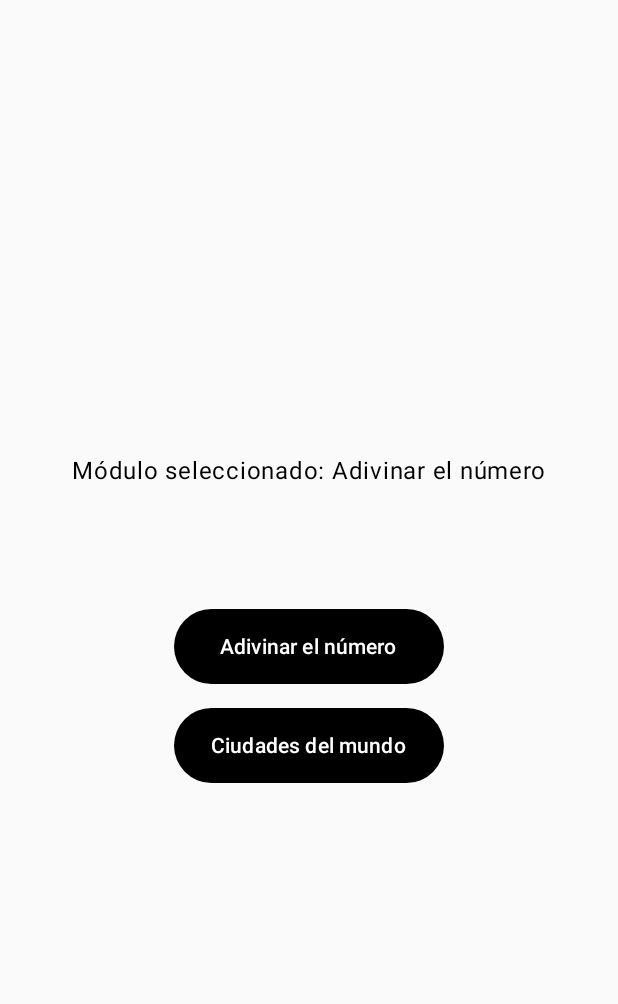
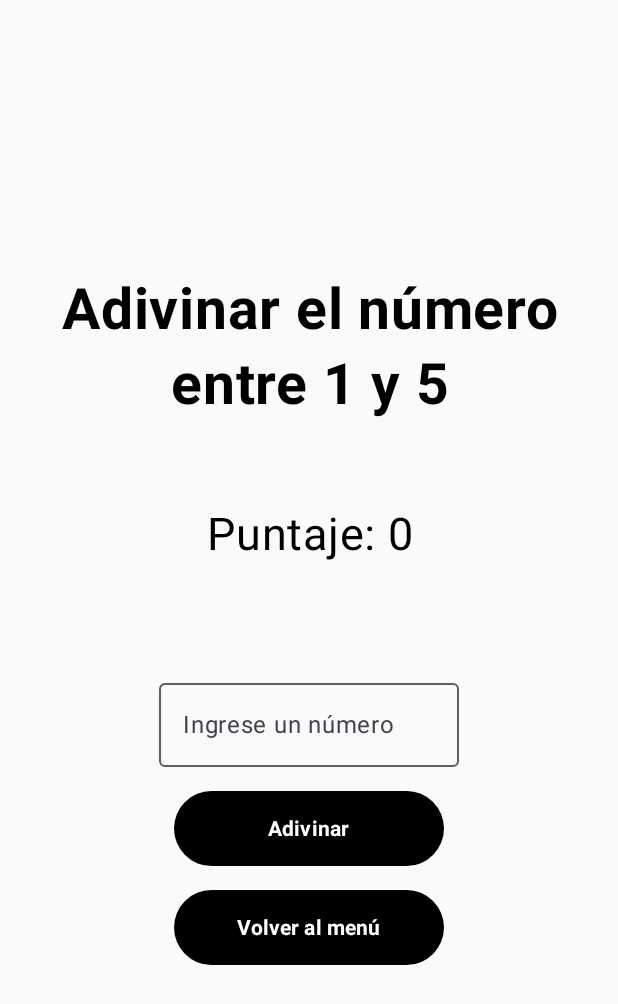
Before and after one commit to oriana-monaldi/Kotlin-random-number-and-city-manager, an Android app built with Jetpack Compose: the screen it shows after launch (MainActivity), after a tap on "Adivinar el número", on a phone screen of 412 x 824 dp. Shown: the top 1004 px of the screen. Run offline under Robolectric (Android 15) with nearby library versions, the phone set to English and light mode, and no system bars.

Commit message:
working random number base

```diff
--- a/app/src/main/java/com/example/kotlin_random_number_and_city_manager/MainActivity.kt
+++ b/app/src/main/java/com/example/kotlin_random_number_and_city_manager/MainActivity.kt
@@ -4,26 +4,21 @@ import android.os.Bundle
 import androidx.activity.ComponentActivity
 import androidx.activity.compose.setContent
 import androidx.activity.enableEdgeToEdge
-import androidx.compose.foundation.layout.Column
-import androidx.compose.foundation.layout.fillMaxSize
-import androidx.compose.foundation.layout.padding
-import androidx.compose.material3.Button
-import androidx.compose.material3.Text
-import androidx.compose.runtime.Composable
-import androidx.compose.runtime.mutableStateOf
-import androidx.compose.runtime.remember
+import androidx.compose.foundation.layout.*
+import androidx.compose.material3.*
+import androidx.compose.runtime.*
 import androidx.compose.ui.Modifier
 import androidx.compose.ui.tooling.preview.Preview
 import androidx.compose.ui.unit.dp
-import androidx.compose.foundation.layout.Arrangement
-import androidx.compose.foundation.layout.Spacer
-import androidx.compose.foundation.layout.height
-import androidx.compose.foundation.layout.width
 import androidx.compose.ui.Alignment
-import androidx.compose.material3.ButtonDefaults
 import androidx.compose.ui.graphics.Color
 import androidx.compose.ui.graphics.Color.Companion.White
+import androidx.compose.ui.text.font.FontWeight
+import androidx.compose.ui.text.input.TextFieldValue
+import androidx.compose.ui.text.style.TextAlign
+import androidx.compose.ui.unit.sp
 import com.example.kotlin_random_number_and_city_manager.ui.theme.KotlinrandomnumberandcitymanagerTheme
+import kotlin.random.Random
 
 class MainActivity : ComponentActivity() {
     override fun onCreate(savedInstanceState: Bundle?) {
@@ -39,7 +34,12 @@ class MainActivity : ComponentActivity() {
 
 @Composable
 fun Menu() {
-    val selectedModule = remember { mutableStateOf("Ninguno") }
+    val selectedModule = remember { mutableStateOf("Seleccione un Módulo") }
+    val buttonsVisible = remember { mutableStateOf(true) }
+    val score = remember { mutableStateOf(0) }
+    val attempts = remember { mutableStateOf(0) }
+    val randomNumber = remember { mutableStateOf(Random.nextInt(1, 6)) }
+    val userGuess = remember { mutableStateOf(TextFieldValue("")) }
 
     Column(
         modifier = Modifier
@@ -48,29 +48,55 @@ fun Menu() {
         horizontalAlignment = Alignment.CenterHorizontally,
         verticalArrangement = Arrangement.Center
     ) {
-        Text(
-            text = "Módulo seleccionado: ${selectedModule.value}",
-            modifier = Modifier.padding(bottom = 80.dp)
+        HeaderText(selectedModule.value)
+
+        if (buttonsVisible.value) {
+            ModuleButton("Adivinar el número", onClick = {
+                selectedModule.value = "Adivinar el número entre 1 y 5"
+                buttonsVisible.value = false
+            })
+            Spacer(modifier = Modifier.height(16.dp))
+            ModuleButton("Ciudades del mundo", onClick = {
+                selectedModule.value = "Ciudades del mundo"
+                buttonsVisible.value = false
+            })
+        } else {
+            if (selectedModule.value == "Adivinar el número entre 1 y 5") {
+                GameModule(
+                    score = score,
+                    attempts = attempts,
+                    randomNumber = randomNumber,
+                    userGuess = userGuess
                 )
-
-        Button(
-            onClick = { selectedModule.value = "Adivinar el número" },
-            modifier = Modifier
-                .width(180.dp)
-                .height(50.dp),
-
-            colors = ButtonDefaults.buttonColors(
-                containerColor = Color.Black,
-                contentColor = White
-            )
-        ) {
-            Text(text = "Adivinar el número")
             }
 
             Spacer(modifier = Modifier.height(16.dp))
 
+            ModuleButton("Volver al menú", onClick = {
+                selectedModule.value = "Seleccione un Módulo"
+                buttonsVisible.value = true
+                resetGame(score, attempts, randomNumber)
+            })
+        }
+    }
+}
+
+@Composable
+fun HeaderText(text: String) {
+    Text(
+        text = text,
+        fontSize = 38.sp,
+        lineHeight = 50.sp,
+        fontWeight = FontWeight.Bold,
+        textAlign = TextAlign.Center,
+        modifier = Modifier.padding(bottom = 50.dp)
+    )
+}
+
+@Composable
+fun ModuleButton(text: String, onClick: () -> Unit) {
     Button(
-            onClick = { selectedModule.value = "Ciudades del mundo" },
+        onClick = onClick,
         modifier = Modifier
             .width(180.dp)
             .height(50.dp),
@@ -79,9 +105,68 @@ fun Menu() {
             contentColor = White
         )
     ) {
-            Text(text = "Ciudades del mundo")
+        Text(
+            text = text,
+            fontSize = 14.sp,
+            fontWeight = FontWeight.Bold
+        )
     }
 }
+
+@Composable
+fun GameModule(
+    score: MutableState<Int>,
+    attempts: MutableState<Int>,
+    randomNumber: MutableState<Int>,
+    userGuess: MutableState<TextFieldValue>
+) {
+    Text(
+        text = "Puntaje: ${score.value}",
+        fontSize = 30.sp,
+        lineHeight = 50.sp,
+        textAlign = TextAlign.Center,
+        modifier = Modifier.padding(bottom = 50.dp)
+    )
+
+    Spacer(modifier = Modifier.height(16.dp))
+
+    OutlinedTextField(
+        value = userGuess.value,
+        onValueChange = { userGuess.value = it },
+        label = { Text("Ingrese un número") },
+        modifier = Modifier
+            .width(200.dp)
+    )
+
+    Spacer(modifier = Modifier.height(16.dp))
+
+    ModuleButton("Adivinar", onClick = {
+        val guess = userGuess.value.text.toIntOrNull()
+        if (guess != null && guess in 1..5) {
+            if (guess == randomNumber.value) {
+                score.value += 10
+                attempts.value = 0
+                randomNumber.value = Random.nextInt(1, 6)
+            } else {
+                attempts.value += 1
+                if (attempts.value == 5) {
+                    score.value = 0
+                    attempts.value = 0
+                    randomNumber.value = Random.nextInt(1, 6)
+                }
+            }
+        }
+    })
+}
+
+fun resetGame(
+    score: MutableState<Int>,
+    attempts: MutableState<Int>,
+    randomNumber: MutableState<Int>
+) {
+    score.value = 0
+    attempts.value = 0
+    randomNumber.value = Random.nextInt(1, 6)
 }
 
 @Preview(showBackground = true)
```
Lines whose indentation alone changed are shown as unchanged.
